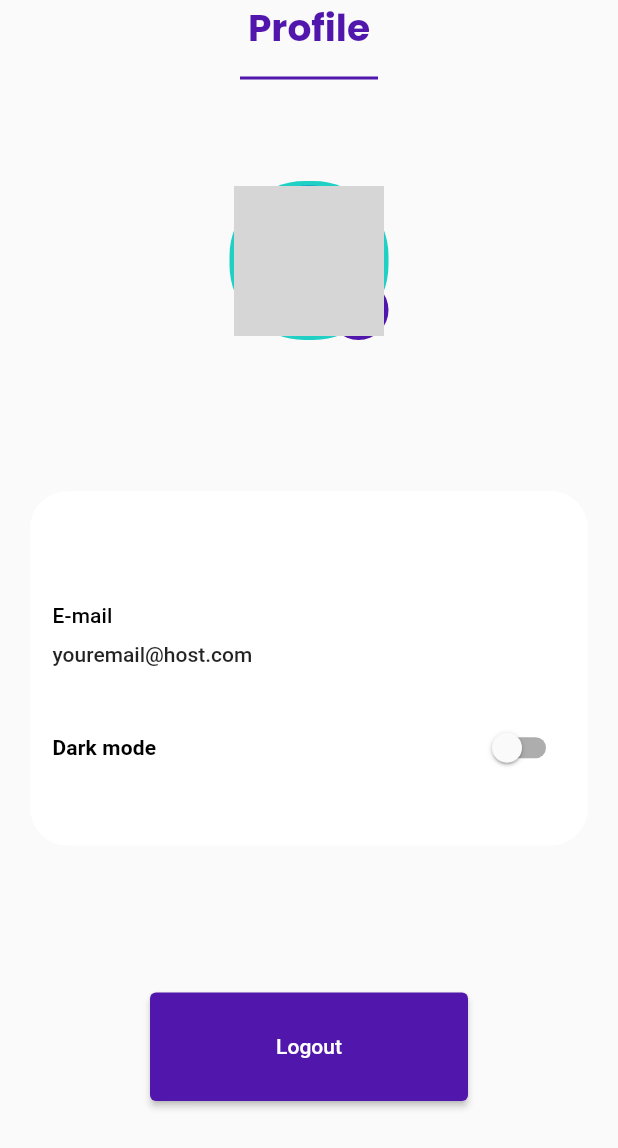
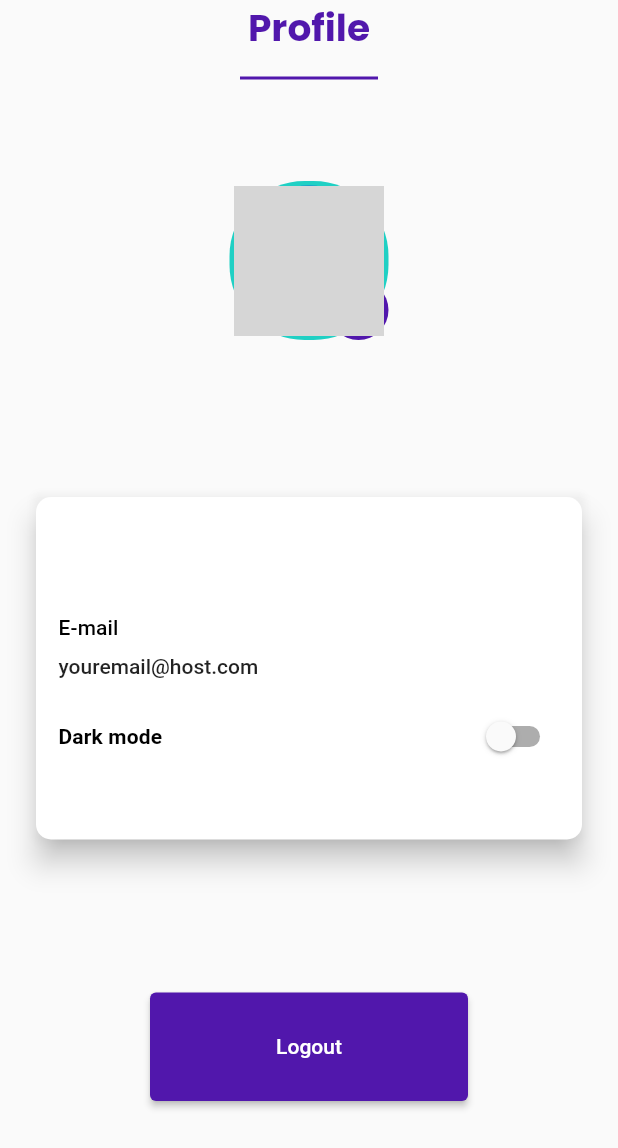
Before and after one commit to jpknap/badminton-app-flutter-getx, a Flutter app: the ProfileScreen screen opened directly, on a phone screen of 412 x 824 dp. Shown: the top 1148 px of the screen. Run offline on Flutter 3.47's test engine with Material 2 defaults, Android fonts, the phone set to English and light mode, and no system bars; our stand-ins replace get, google_fonts, shared_preferences, timeago; accounts and stored records are empty; network calls fail; grey boxes are pictures that could not be loaded.

```diff
--- a/lib/presentation/pages/home/profile/profile_screen.dart
+++ b/lib/presentation/pages/home/profile/profile_screen.dart
@@ -92,11 +92,15 @@ class ProfileScreen extends GetWidget<ProfileController> {
                       child: Padding(
                         padding: const EdgeInsets.symmetric(
                             horizontal: 20, vertical: 8.0),
+                        child: Card(
+                          color: Colors.transparent,
+                          elevation: 8,
                           child: Container(
                             decoration: BoxDecoration(
-                              color:
-                                  Theme.of(context).appBarTheme.backgroundColor,
-                              borderRadius: BorderRadius.circular(25)),
+                                color: Theme.of(context)
+                                    .appBarTheme
+                                    .backgroundColor,
+                                borderRadius: BorderRadius.circular(10)),
                             child: Padding(
                               padding: const EdgeInsets.all(15.0),
                               child: Column(
@@ -126,10 +130,11 @@ class ProfileScreen extends GetWidget<ProfileController> {
                                       SizedBox(height: 10),
                                       Text(
                                         "youremail@host.com",
-                                      style:
-                                          Theme.of(context).textTheme.bodyLarge,
+                                        style: Theme.of(context)
+                                            .textTheme
+                                            .bodyLarge,
                                       ),
-                                    SizedBox(height: 30),
+                                      SizedBox(height: 15),
                                       Row(
                                         mainAxisAlignment:
                                             MainAxisAlignment.spaceBetween,
@@ -140,13 +145,16 @@ class ProfileScreen extends GetWidget<ProfileController> {
                                                 .textTheme
                                                 .titleSmall!
                                                 .copyWith(
-                                                  fontWeight: FontWeight.bold),
+                                                    fontWeight:
+                                                        FontWeight.bold),
                                           ),
                                           Switch(
-                                            activeColor: DeliveryColors.purple,
+                                              activeColor:
+                                                  DeliveryColors.purple,
                                               activeTrackColor:
                                                   DeliveryColors.ligthGrey,
-                                            value: controller.isDarkMode.value,
+                                              value:
+                                                  controller.isDarkMode.value,
                                               onChanged: (bool value) {
                                                 controller.changeSwitch(value);
                                               }),
@@ -155,6 +163,7 @@ class ProfileScreen extends GetWidget<ProfileController> {
                                     ],
                                   )),
                                 ],
+                              ),
                             ),
                           ),
                         ),
```
Also changed, not shown: lib/presentation/pages/home/home_controller.dart (+12 -2 lines), lib/presentation/pages/home/home_screen.dart (+13 -1 lines), lib/presentation/pages/home/match_pending/result_match_screen.dart (+29 -9 lines). Lines whose indentation alone changed are shown as unchanged.
